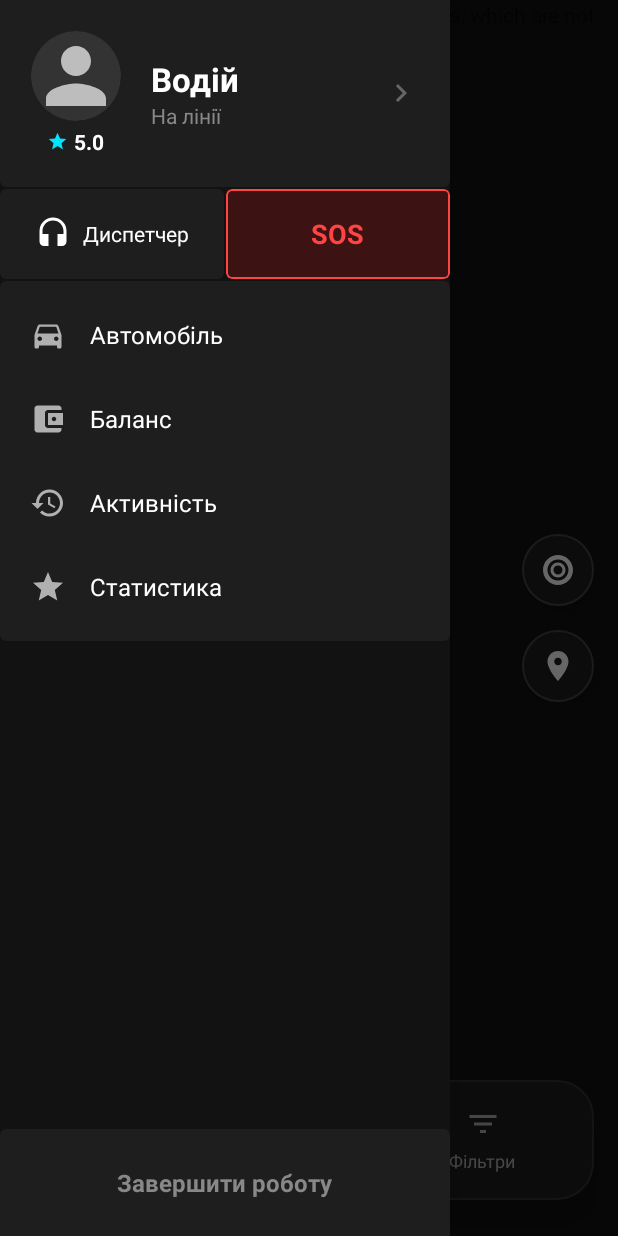
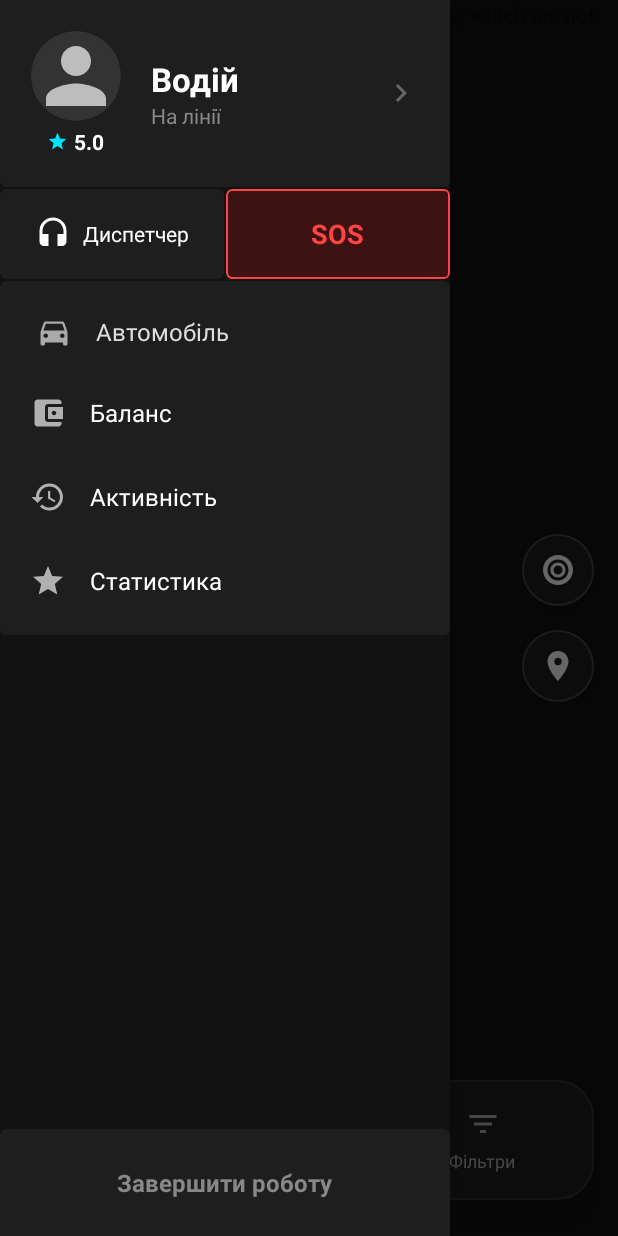
Before and after one commit to 212312312312/project4-driverapp-, an Android app: the MainActivity screen opened directly, with no data from a screen before it, with the side drawer open, on a phone screen of 412 x 824 dp. Run offline under Robolectric (Android 15) with nearby library versions, the phone set to English and light mode, and no system bars; network calls fail; pictures from the network do not load; 4 statements that could not run were skipped.

Commit message:
Add new files

```diff
--- /dev/null
+++ b/app/src/main/res/drawable/bg_license_plate.xml
@@ -0,0 +1,12 @@
+<?xml version="1.0" encoding="utf-8"?>
+<shape xmlns:android="http://schemas.android.com/apk/res/android"
+    android:shape="rectangle">
+
+    <solid android:color="#2B2B2B"/>
+
+    <corners android:radius="6dp"/>
+
+    <stroke
+        android:width="1dp"
+        android:color="#FFFFFF"/>
+</shape>
--- a/app/src/main/res/layout/layout_drawer_content.xml
+++ b/app/src/main/res/layout/layout_drawer_content.xml
@@ -1,6 +1,7 @@
 <?xml version="1.0" encoding="utf-8"?>
 <LinearLayout xmlns:android="http://schemas.android.com/apk/res/android"
     xmlns:app="http://schemas.android.com/apk/res-auto"
+    xmlns:tools="http://schemas.android.com/tools"
     android:layout_width="match_parent"
     android:layout_height="match_parent"
     android:orientation="vertical"
@@ -189,9 +190,47 @@
                 android:id="@+id/menu_item_car"
                 android:layout_width="match_parent"
                 android:layout_height="wrap_content"
-                style="@style/MenuStyle">
-                <ImageView android:src="@drawable/ic_car" style="@style/MenuIconStyle"/>
-                <TextView android:text="Автомобіль" style="@style/MenuTextStyle"/>
+                android:paddingVertical="14dp"
+                android:paddingHorizontal="24dp"
+                android:orientation="horizontal"
+                android:gravity="center_vertical"
+                android:background="?attr/selectableItemBackground"
+                android:clickable="true"
+                android:focusable="true">
+
+                <ImageView
+                    android:layout_width="24dp"
+                    android:layout_height="24dp"
+                    android:src="@drawable/ic_car"
+                    app:tint="#AAAAAA"/>
+
+                <TextView
+                    android:layout_width="0dp"
+                    android:layout_height="wrap_content"
+                    android:layout_weight="1"
+                    android:text="Автомобіль"
+                    android:textColor="#DDDDDD"
+                    android:textSize="16sp"
+                    android:layout_marginStart="16dp"/>
+
+                <TextView
+                    android:id="@+id/tv_menu_plate_number"
+                    android:layout_width="wrap_content"
+                    android:layout_height="wrap_content"
+
+                    android:background="@drawable/bg_license_plate"
+
+                    android:textColor="#FFFFFF"
+                    android:textSize="15sp"
+                    android:textStyle="bold"
+                    android:fontFamily="sans-serif-medium"
+
+                    android:paddingHorizontal="10dp"
+                    android:paddingVertical="4dp"
+
+                    android:visibility="gone"
+                    tools:visibility="visible"
+                    tools:text="AA 7777 AA"/>
             </LinearLayout>
 
             <LinearLayout
```
Also changed, not shown: app/src/main/java/com/taxiapp/driver/MainActivity.kt (+141 -132 lines), app/src/main/res/layout/activity_car.xml (+10 -6 lines).
